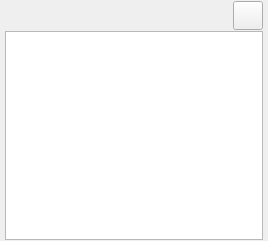
This is app/ui/colorpalette.ui in pencil2d/pencil as Qt 5 draws it before an edit. The edited form follows.
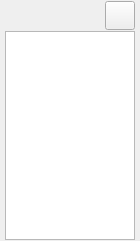
This is the edited form. Icons and pictures are not drawn.

```diff
--- a/app/ui/colorpalette.ui
+++ b/app/ui/colorpalette.ui
@@ -6,10 +6,16 @@
    <rect>
     <x>0</x>
     <y>0</y>
-    <width>268</width>
+    <width>140</width>
     <height>241</height>
    </rect>
   </property>
+  <property name="minimumSize">
+   <size>
+    <width>140</width>
+    <height>132</height>
+   </size>
+  </property>
   <property name="windowTitle">
    <string comment="Window title of color palette.">Color Palette</string>
   </property>
@@ -225,12 +231,6 @@
           <verstretch>0</verstretch>
          </sizepolicy>
         </property>
-        <property name="minimumSize">
-         <size>
-          <width>0</width>
-          <height>0</height>
-         </size>
-        </property>
         <property name="maximumSize">
          <size>
           <width>16777215</width>
```
